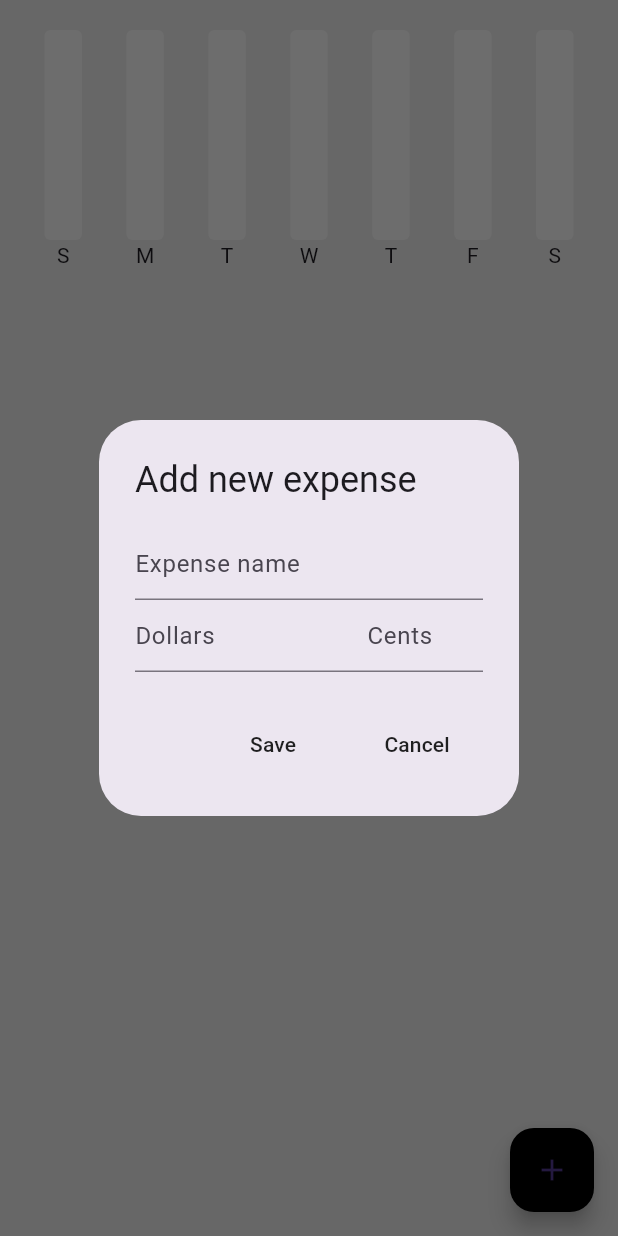
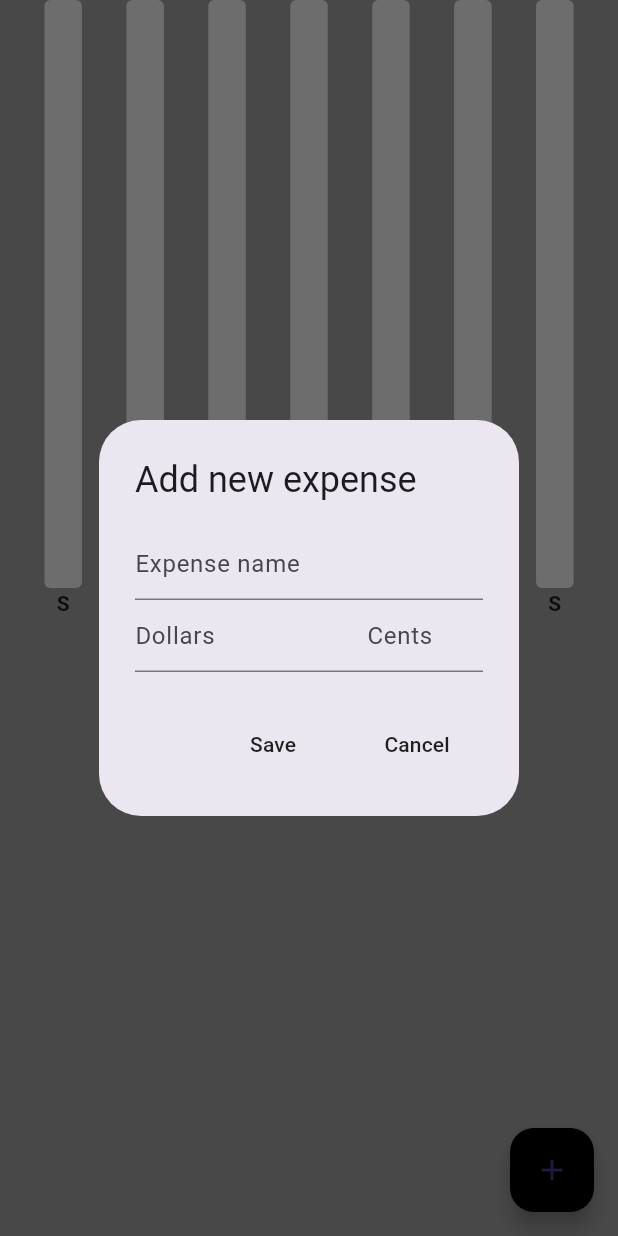
Before and after one commit to EddiesCode/flutter-expense-tracker-app, a Flutter app: the screen it shows after launch, after a tap on the "add" icon, on a phone screen of 412 x 824 dp. Run offline on Flutter 3.47's test engine with Material 2 defaults, Android fonts, the phone set to English and light mode, and no system bars; drawn by our look-alikes of fl_chart; our stand-ins replace hive, hive_flutter; accounts and stored records are empty.

Commit message:
added hive local storage and implemented local storage

```diff
--- a/lib/bargraph/bar_graph.dart
+++ b/lib/bargraph/bar_graph.dart
@@ -53,7 +53,7 @@ class MyBarGraph extends StatelessWidget {
                 sideTitles: SideTitles(
                     showTitles: true,
                     getTitlesWidget: getBottomTitles,
-                    reservedSize: 60))),
+                    reservedSize: 20))),
         barGroups: myBarData.barData
             .map((data) => BarChartGroupData(x: data.x, barRods: [
                   BarChartRodData(
@@ -75,42 +75,49 @@ class MyBarGraph extends StatelessWidget {
 }
 
 Widget getBottomTitles(double value, TitleMeta meta) {
-  Text text;
-
+  const style = TextStyle(fontWeight: FontWeight.bold);
+  Widget text;
   switch (value.toInt()) {
     case 0:
       text = const Text(
         "S",
+        style: style,
       );
       break;
     case 1:
       text = const Text(
         "M",
+        style: style,
       );
       break;
     case 2:
       text = const Text(
         "T",
+        style: style,
       );
       break;
     case 3:
       text = const Text(
         "W",
+        style: style,
       );
       break;
     case 4:
       text = const Text(
         "T",
+        style: style,
       );
       break;
     case 5:
       text = const Text(
         "F",
+        style: style,
       );
       break;
     case 6:
       text = const Text(
         "S",
+        style: style,
       );
       break;
     default:
@@ -120,7 +127,10 @@ Widget getBottomTitles(double value, TitleMeta meta) {
       break;
   }
 
-  return text;
+  return FittedBox(
+    fit: BoxFit.fitWidth,
+    child: text,
+  );
 
   /* return SideTitleWidget(
     axisSide: meta.axisSide,
--- a/lib/components/expense_summary.dart
+++ b/lib/components/expense_summary.dart
@@ -30,7 +30,7 @@ class ExpenseSummary extends StatelessWidget {
 
     return Consumer<ExpenseData>(
       builder: (context, value, child) => SizedBox(
-        height: 200,
+        height: MediaQuery.of(context).size.height / 2,
         child: MyBarGraph(
           maxY: 100,
           sunAmount: value.calculateDailyExpenseSummary()[sunday] ?? 0,
--- a/lib/data/expense_data.dart
+++ b/lib/data/expense_data.dart
@@ -1,4 +1,5 @@
 import 'package:flutter/material.dart';
+import 'package:flutter_expense_tracker/data/hive_database.dart';
 import 'package:flutter_expense_tracker/datetime/date_time_helper.dart';
 
 import '../models/expense_item.dart';
@@ -12,11 +13,21 @@ class ExpenseData extends ChangeNotifier {
     return overallExpenseList;
   }
 
+  final db = HiveDataBase();
+  // prepare data to display
+  void prepareData() {
+    // if there exists data, get it
+    if (db.readData().isNotEmpty) {
+      overallExpenseList = db.readData();
+    }
+  }
+
   // add new expense
   void addNewExpense(ExpenseItem newExpense) {
     overallExpenseList.add(newExpense);
 
     notifyListeners();
+    db.saveData(overallExpenseList);
   }
 
   // delete expense
@@ -24,6 +35,7 @@ class ExpenseData extends ChangeNotifier {
     overallExpenseList.remove(expense);
 
     notifyListeners();
+    db.saveData(overallExpenseList);
   }
 
   // get weekday (mon, tues, etc) from a dateTime object
--- /dev/null
+++ b/lib/data/hive_database.dart
@@ -0,0 +1,21 @@
+import 'package:hive_flutter/hive_flutter.dart';
+
+import '../models/expense_item.dart';
+
+class HiveDataBase {
+  // reference our box
+  final _myBox = Hive.box("expense_database");
+
+  // write data
+  void saveData(List<ExpenseItem> allExpenses) {
+    _myBox.put("ALL_EXPENSES", allExpenses);
+  }
+
+  // read data
+  List<ExpenseItem> readData() {
+    List<ExpenseItem> savedExpenses =
+        (_myBox.get("ALL_EXPENSES") ?? []).cast<ExpenseItem>();
+
+    return savedExpenses;
+  }
+}
--- a/lib/main.dart
+++ b/lib/main.dart
@@ -1,9 +1,20 @@
 import 'package:flutter/material.dart';
 import 'package:flutter_expense_tracker/data/expense_data.dart';
+import 'package:flutter_expense_tracker/models/expense_item.dart';
 import 'package:flutter_expense_tracker/pages/home_page.dart';
 import "package:provider/provider.dart";
+import "package:hive_flutter/hive_flutter.dart";
 
-void main() {
+void main() async {
+  // Initialize hive
+
+  await Hive.initFlutter();
+
+  Hive.registerAdapter(ExpenseItemAdapter());
+
+  // open a hive box
+  await Hive.openBox("expense_database");
+
   runApp(const MyApp());
 }
 
--- a/lib/models/expense_item.dart
+++ b/lib/models/expense_item.dart
@@ -1,6 +1,14 @@
-class ExpenseItem {
+import 'package:hive/hive.dart';
+
+part 'expense_item.g.dart';
+
+@HiveType(typeId: 0)
+class ExpenseItem extends HiveObject {
+  @HiveField(0)
   final String name;
+  @HiveField(1)
   final String amount;
+  @HiveField(2)
   final DateTime dateTime;
 
   ExpenseItem({
--- a/lib/pages/home_page.dart
+++ b/lib/pages/home_page.dart
@@ -18,6 +18,15 @@ class _HomePageState extends State<HomePage> {
   final newExpenseNameController = TextEditingController();
   final newExpenseDollarController = TextEditingController();
   final newExpenseCentsController = TextEditingController();
+
+  @override
+  void initState() {
+    // TODO: implement initState
+    super.initState();
+
+    // prepare data on startup
+    Provider.of<ExpenseData>(context, listen: false).prepareData();
+  }
 
   // add new expense
   void addNewExpense() {
@@ -106,12 +115,14 @@ class _HomePageState extends State<HomePage> {
               backgroundColor: Colors.black,
               child: const Icon(Icons.add),
             ),
-            body: ListView(
+            body: SizedBox(
+              height: double.infinity,
+              child: Container(
+                color: Colors.grey,
+                child: ListView(
                   children: [
-                const SizedBox(height: 20),
                     // weekly summary
                     ExpenseSummary(startOfWeek: value.startOfWeekDate()),
-                const SizedBox(height: 20),
 
                     //expense list
                     ListView.builder(
@@ -121,8 +132,11 @@ class _HomePageState extends State<HomePage> {
                         itemBuilder: (context, index) => ExpenseTile(
                             name: value.getAllExpenseList()[index].name,
                             amount: value.getAllExpenseList()[index].amount,
-                        dateTime: value.getAllExpenseList()[index].dateTime)),
+                            dateTime:
+                                value.getAllExpenseList()[index].dateTime)),
                   ],
+                ),
+              ),
             )));
   }
 }
--- a/pubspec.yaml
+++ b/pubspec.yaml
@@ -47,6 +47,10 @@ dev_dependencies:
   flutter_lints: ^2.0.0
   provider:
   fl_chart: ^0.62.0
+  hive: ^2.2.3
+  hive_flutter: ^1.1.0
+  build_runner: ^2.3.3
+  hive_generator: ^2.0.0
 
 # For information on the generic Dart part of this file, see the
 # following page: https://dart.dev/tools/pub/pubspec
```
Also changed, not shown: lib/models/expense_item.g.dart (added), pubspec.lock, 1 other file. Lines whose indentation alone changed are shown as unchanged.
